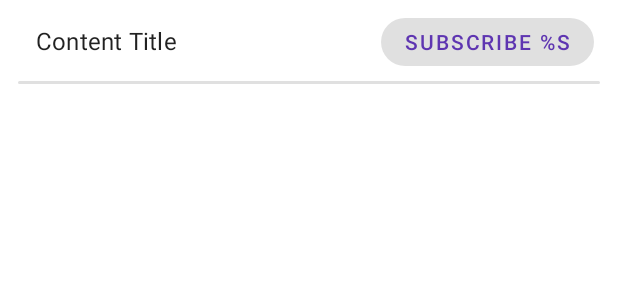
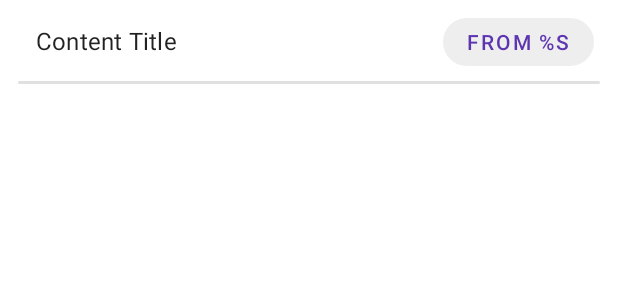
Before and after one commit to MinatoAquaCrew/AquaButton-android, an Android app: the layout fragment_main_category_list.xml on its own in the app's theme, with its tools: preview values and no code run, on a phone screen of 412 x 824 dp. Shown: the top 300 px of the screen. Run offline under Robolectric (Android 15) with nearby library versions, the phone set to English and light mode, and no system bars; plain views replace FastScrollRecyclerView; network calls fail.

Commit message:
Change subscribe button style & handle back pressed
Signed-off-by: Siubeng Fung <fython@163.com>

```diff
--- a/app/src/main/res/drawable/subscribe_button_background.xml
+++ b/app/src/main/res/drawable/subscribe_button_background.xml
@@ -5,7 +5,7 @@
         <shape android:shape="rectangle">
             <corners android:radius="@dimen/subscribe_button_radius" />
             <size android:height="@dimen/subscribe_button_size" />
-            <solid android:color="?android:colorControlHighlight" />
+            <solid android:color="@color/subscribe_button_background" />
         </shape>
     </item>
     <item android:id="@android:id/mask">
--- a/app/src/main/res/values-night/colors.xml
+++ b/app/src/main/res/values-night/colors.xml
@@ -9,6 +9,7 @@
 
     <color name="voice_icon_bg_normal">@color/material_grey_700</color>
     <color name="subscribe_button_text_color">@color/material_deep_purple_200</color>
+    <color name="subscribe_button_background">@color/material_grey_850</color>
 
     <color name="bottom_nav_background">#8F000000</color>
 
--- a/app/src/main/res/values/colors.xml
+++ b/app/src/main/res/values/colors.xml
@@ -9,6 +9,7 @@
 
     <color name="voice_icon_bg_normal">@color/material_grey_300</color>
     <color name="subscribe_button_text_color">@color/material_deep_purple_600</color>
+    <color name="subscribe_button_background">@color/material_grey_200</color>
 
     <color name="bottom_nav_background">#E6FFFFFF</color>
 
--- a/app/src/main/res/values/strings.xml
+++ b/app/src/main/res/values/strings.xml
@@ -49,7 +49,7 @@
     Produced by Google. Available under CC-BY 4.0
     ]]></string>
     <string name="licenses_material_sound_url" translatable="false">https://material.io/design/sound/sound-resources.html</string>
-    <string name="subscribe_button">Subscribe %s</string>
+    <string name="subscribe_button">From %s</string>
     <string name="user_interface_title">User interface</string>
     <string name="ui_sound_enabled_title">Enabled interface sound</string>
     <string name="ui_sound_enabled_summary"><![CDATA[
```
Also changed, not shown: app/src/main/java/moe/feng/aquabutton/ui/main/MainActivity.kt (+14 -0 lines).
